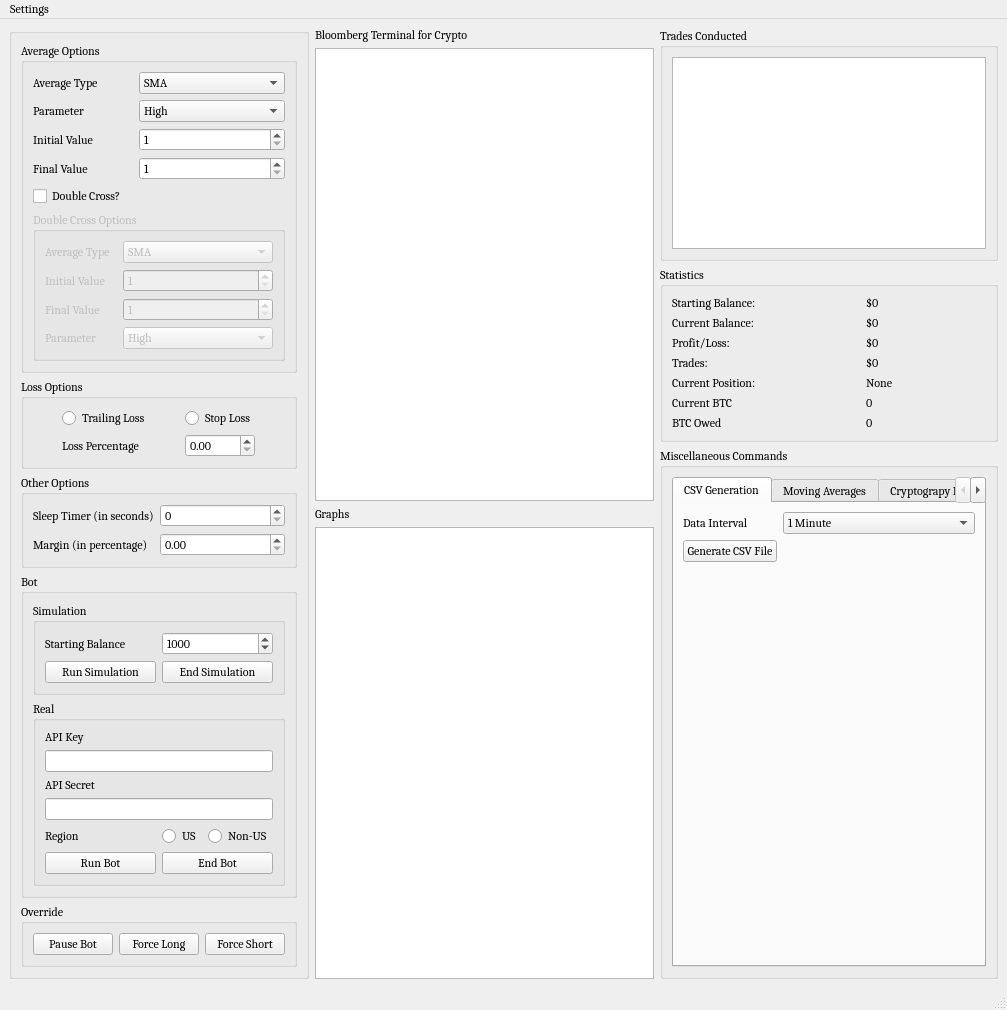
This is nigerianPrince.ui in ZENALC/algobot as Qt 5 draws it before an edit. The edited form follows.
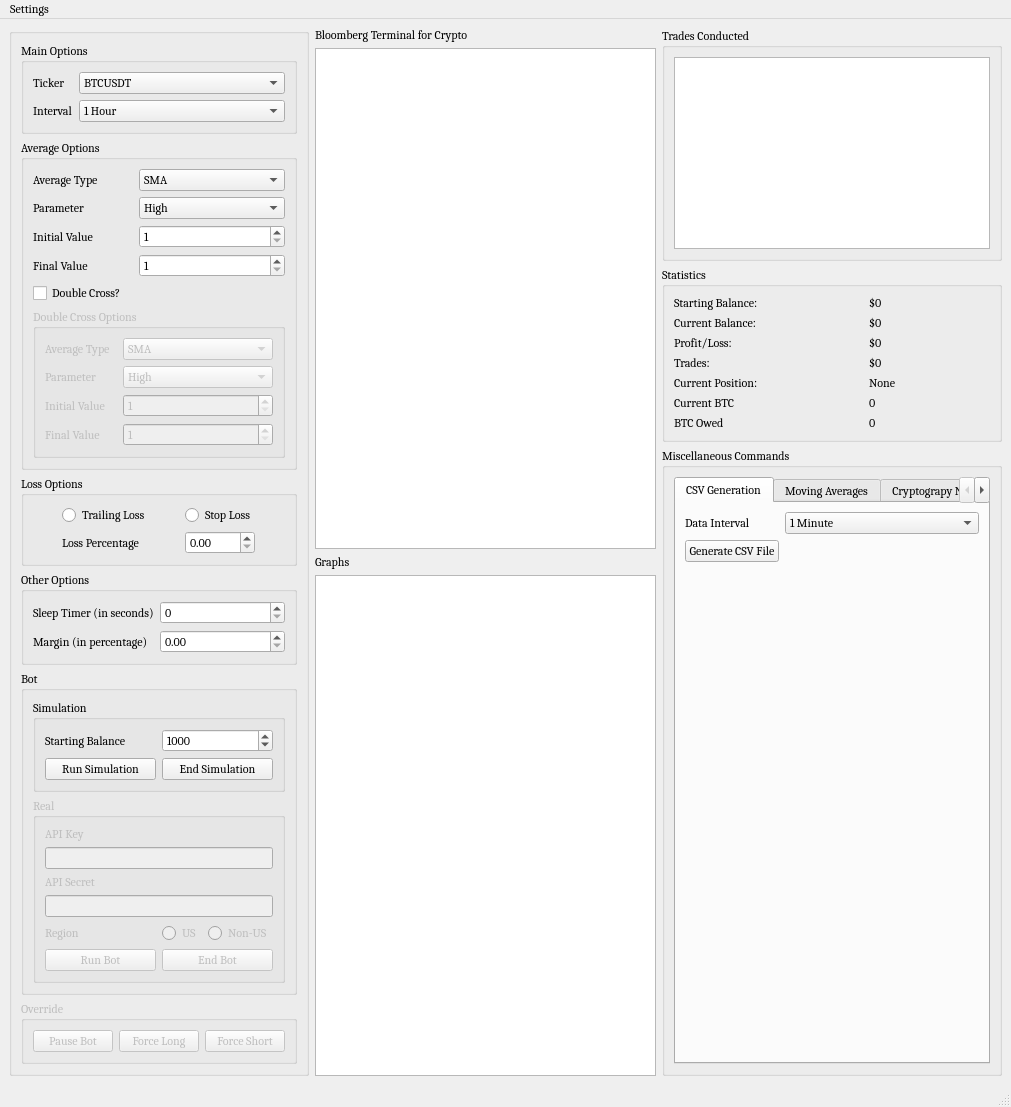
This is the edited form.

```diff
--- a/nigerianPrince.ui
+++ b/nigerianPrince.ui
@@ -6,8 +6,8 @@
    <rect>
     <x>0</x>
     <y>0</y>
-    <width>1007</width>
-    <height>896</height>
+    <width>1011</width>
+    <height>968</height>
    </rect>
   </property>
   <property name="font">
@@ -38,7 +38,7 @@
        <property name="sizeConstraint">
         <enum>QLayout::SetDefaultConstraint</enum>
        </property>
-       <item row="0" column="0">
+       <item row="1" column="0">
         <widget class="QGroupBox" name="averageOptionsGroupBox">
          <property name="sizePolicy">
           <sizepolicy hsizetype="Preferred" vsizetype="Preferred">
@@ -65,20 +65,6 @@
              <string>Double Cross Options</string>
             </property>
             <layout class="QGridLayout" name="gridLayout_3">
-             <item row="3" column="0">
-              <widget class="QLabel" name="doubleFinalValueLabel">
-               <property name="text">
-                <string>Final Value</string>
-               </property>
-              </widget>
-             </item>
-             <item row="4" column="0">
-              <widget class="QLabel" name="doubleParameterLabel">
-               <property name="text">
-                <string>Parameter</string>
-               </property>
-              </widget>
-             </item>
              <item row="0" column="0">
               <widget class="QLabel" name="averageTypeDoubleLabel">
                <property name="text">
@@ -86,39 +72,46 @@
                </property>
               </widget>
              </item>
-             <item row="1" column="0">
+             <item row="4" column="0">
+              <widget class="QLabel" name="doubleFinalValueLabel">
+               <property name="text">
+                <string>Final Value</string>
+               </property>
+              </widget>
+             </item>
+             <item row="2" column="1" colspan="2">
+              <widget class="QSpinBox" name="doubleInitialValueSpinBox">
+               <property name="minimum">
+                <number>1</number>
+               </property>
+               <property name="maximum">
+                <number>500</number>
+               </property>
+              </widget>
+             </item>
+             <item row="4" column="1" colspan="2">
+              <widget class="QSpinBox" name="doubleFinalValueSpinBox">
+               <property name="sizePolicy">
+                <sizepolicy hsizetype="MinimumExpanding" vsizetype="Fixed">
+                 <horstretch>0</horstretch>
+                 <verstretch>0</verstretch>
+                </sizepolicy>
+               </property>
+               <property name="minimum">
+                <number>1</number>
+               </property>
+               <property name="maximum">
+                <number>500</number>
+               </property>
+              </widget>
+             </item>
+             <item row="2" column="0">
               <widget class="QLabel" name="doubleInitialValueLabel">
                <property name="text">
                 <string>Initial Value</string>
                </property>
               </widget>
              </item>
-             <item row="3" column="1" colspan="2">
-              <widget class="QSpinBox" name="doubleFinalValueSpinBox">
-               <property name="sizePolicy">
-                <sizepolicy hsizetype="MinimumExpanding" vsizetype="Fixed">
-                 <horstretch>0</horstretch>
-                 <verstretch>0</verstretch>
-                </sizepolicy>
-               </property>
-               <property name="minimum">
-                <number>1</number>
-               </property>
-               <property name="maximum">
-                <number>500</number>
-               </property>
-              </widget>
-             </item>
-             <item row="1" column="1" colspan="2">
-              <widget class="QSpinBox" name="doubleInitialValueSpinBox">
-               <property name="minimum">
-                <number>1</number>
-               </property>
-               <property name="maximum">
-                <number>500</number>
-               </property>
-              </widget>
-             </item>
              <item row="0" column="1" colspan="2">
               <widget class="QComboBox" name="doubleAverageComboBox">
                <property name="sizePolicy">
@@ -144,7 +137,14 @@
                </item>
               </widget>
              </item>
-             <item row="4" column="1" colspan="2">
+             <item row="1" column="0">
+              <widget class="QLabel" name="doubleParameterLabel">
+               <property name="text">
+                <string>Parameter</string>
+               </property>
+              </widget>
+             </item>
+             <item row="1" column="1" colspan="2">
               <widget class="QComboBox" name="doubleParameterComboBox">
                <item>
                 <property name="text">
@@ -338,69 +338,11 @@
          </layout>
         </widget>
        </item>
-       <item row="1" column="0">
-        <widget class="QGroupBox" name="lossOptionsGroupBox">
-         <property name="sizePolicy">
-          <sizepolicy hsizetype="Preferred" vsizetype="Fixed">
-           <horstretch>0</horstretch>
-           <verstretch>0</verstretch>
-          </sizepolicy>
-         </property>
-         <property name="title">
-          <string>Loss Options</string>
-         </property>
-         <layout class="QGridLayout" name="gridLayout_4">
-          <item row="5" column="1">
-           <widget class="QDoubleSpinBox" name="lossPercentageSpinBox">
-            <property name="toolTip">
-             <string>Loss percentage at which bot exits position</string>
-            </property>
-           </widget>
-          </item>
-          <item row="5" column="0">
-           <widget class="QLabel" name="lossPercentageLabel">
-            <property name="sizePolicy">
-             <sizepolicy hsizetype="Fixed" vsizetype="Preferred">
-              <horstretch>0</horstretch>
-              <verstretch>0</verstretch>
-             </sizepolicy>
-            </property>
-            <property name="text">
-             <string>Loss Percentage</string>
-            </property>
-           </widget>
-          </item>
-          <item row="2" column="1">
-           <widget class="QRadioButton" name="stopLossRadio">
-            <property name="sizePolicy">
-             <sizepolicy hsizetype="Fixed" vsizetype="Fixed">
-              <horstretch>0</horstretch>
-              <verstretch>0</verstretch>
-             </sizepolicy>
-            </property>
-            <property name="text">
-             <string>Stop Loss</string>
-            </property>
-           </widget>
-          </item>
-          <item row="2" column="0">
-           <widget class="QRadioButton" name="trailingLossRadio">
-            <property name="sizePolicy">
-             <sizepolicy hsizetype="Fixed" vsizetype="Fixed">
-              <horstretch>0</horstretch>
-              <verstretch>0</verstretch>
-             </sizepolicy>
-            </property>
-            <property name="text">
-             <string>Trailing Loss</string>
-            </property>
-           </widget>
-          </item>
-         </layout>
-        </widget>
-       </item>
-       <item row="2" column="0">
+       <item row="3" column="0">
         <widget class="QGroupBox" name="otherOptionsBox">
+         <property name="enabled">
+          <bool>true</bool>
+         </property>
          <property name="sizePolicy">
           <sizepolicy hsizetype="Preferred" vsizetype="Fixed">
            <horstretch>0</horstretch>
@@ -472,7 +414,7 @@
          </layout>
         </widget>
        </item>
-       <item row="3" column="0">
+       <item row="4" column="0">
         <widget class="QGroupBox" name="botGroupBox">
          <property name="sizePolicy">
           <sizepolicy hsizetype="MinimumExpanding" vsizetype="Preferred">
@@ -571,6 +513,9 @@
           </item>
           <item>
            <widget class="QGroupBox" name="realBotGroupBox">
+            <property name="enabled">
+             <bool>false</bool>
+            </property>
             <property name="sizePolicy">
              <sizepolicy hsizetype="Preferred" vsizetype="Preferred">
               <horstretch>0</horstretch>
@@ -671,8 +616,72 @@
          </layout>
         </widget>
        </item>
-       <item row="4" column="0">
+       <item row="2" column="0">
+        <widget class="QGroupBox" name="lossOptionsGroupBox">
+         <property name="sizePolicy">
+          <sizepolicy hsizetype="Preferred" vsizetype="Fixed">
+           <horstretch>0</horstretch>
+           <verstretch>0</verstretch>
+          </sizepolicy>
+         </property>
+         <property name="title">
+          <string>Loss Options</string>
+         </property>
+         <layout class="QGridLayout" name="gridLayout_4">
+          <item row="5" column="1">
+           <widget class="QDoubleSpinBox" name="lossPercentageSpinBox">
+            <property name="toolTip">
+             <string>Loss percentage at which bot exits position</string>
+            </property>
+           </widget>
+          </item>
+          <item row="5" column="0">
+           <widget class="QLabel" name="lossPercentageLabel">
+            <property name="sizePolicy">
+             <sizepolicy hsizetype="Fixed" vsizetype="Preferred">
+              <horstretch>0</horstretch>
+              <verstretch>0</verstretch>
+             </sizepolicy>
+            </property>
+            <property name="text">
+             <string>Loss Percentage</string>
+            </property>
+           </widget>
+          </item>
+          <item row="2" column="1">
+           <widget class="QRadioButton" name="stopLossRadio">
+            <property name="sizePolicy">
+             <sizepolicy hsizetype="Fixed" vsizetype="Fixed">
+              <horstretch>0</horstretch>
+              <verstretch>0</verstretch>
+             </sizepolicy>
+            </property>
+            <property name="text">
+             <string>Stop Loss</string>
+            </property>
+           </widget>
+          </item>
+          <item row="2" column="0">
+           <widget class="QRadioButton" name="trailingLossRadio">
+            <property name="sizePolicy">
+             <sizepolicy hsizetype="Fixed" vsizetype="Fixed">
+              <horstretch>0</horstretch>
+              <verstretch>0</verstretch>
+             </sizepolicy>
+            </property>
+            <property name="text">
+             <string>Trailing Loss</string>
+            </property>
+           </widget>
+          </item>
+         </layout>
+        </widget>
+       </item>
+       <item row="5" column="0">
         <widget class="QGroupBox" name="overrideGroupBox">
+         <property name="enabled">
+          <bool>false</bool>
+         </property>
          <property name="sizePolicy">
           <sizepolicy hsizetype="Preferred" vsizetype="Fixed">
            <horstretch>0</horstretch>
@@ -738,6 +747,122 @@
          </layout>
         </widget>
        </item>
+       <item row="0" column="0">
+        <widget class="QGroupBox" name="mainOptionsGroupBox">
+         <property name="title">
+          <string>Main Options</string>
+         </property>
+         <layout class="QGridLayout" name="gridLayout_13">
+          <item row="0" column="0">
+           <widget class="QLabel" name="tickerLabel">
+            <property name="sizePolicy">
+             <sizepolicy hsizetype="Fixed" vsizetype="Preferred">
+              <horstretch>0</horstretch>
+              <verstretch>0</verstretch>
+             </sizepolicy>
+            </property>
+            <property name="text">
+             <string>Ticker</string>
+            </property>
+           </widget>
+          </item>
+          <item row="1" column="0">
+           <widget class="QLabel" name="intervalLabel">
+            <property name="sizePolicy">
+             <sizepolicy hsizetype="Fixed" vsizetype="Preferred">
+              <horstretch>0</horstretch>
+              <verstretch>0</verstretch>
+             </sizepolicy>
+            </property>
+            <property name="text">
+             <string>Interval</string>
+            </property>
+           </widget>
+          </item>
+          <item row="1" column="2">
+           <widget class="QComboBox" name="intervalComboBox">
+            <property name="currentText">
+             <string>1 Hour</string>
+            </property>
+            <item>
+             <property name="text">
+              <string>1 Hour</string>
+             </property>
+            </item>
+            <item>
+             <property name="text">
+              <string>2 Hours</string>
+             </property>
+            </item>
+            <item>
+             <property name="text">
+              <string>4 Hours</string>
+             </property>
+            </item>
+            <item>
+             <property name="text">
+              <string>6 Hours</string>
+             </property>
+            </item>
+            <item>
+             <property name="text">
+              <string>8 Hours</string>
+             </property>
+            </item>
+            <item>
+             <property name="text">
+              <string>12 Hour</string>
+             </property>
+            </item>
+            <item>
+             <property name="text">
+              <string>1 Day</string>
+             </property>
+            </item>
+            <item>
+             <property name="text">
+              <string>3 Days</string>
+             </property>
+            </item>
+            <item>
+             <property name="text">
+              <string>1 Minute</string>
+             </property>
+            </item>
+            <item>
+             <property name="text">
+              <string>3 Minutes</string>
+             </property>
+            </item>
+            <item>
+             <property name="text">
+              <string>5 Minutes</string>
+             </property>
+            </item>
+            <item>
+             <property name="text">
+              <string>15 Minutes</string>
+             </property>
+            </item>
+            <item>
+             <property name="text">
+              <string>30 Minutes</string>
+             </property>
+            </item>
+           </widget>
+          </item>
+          <item row="0" column="2">
+           <widget class="QComboBox" name="tickerComboBox">
+            <item>
+             <property name="text">
+              <string>BTCUSDT</string>
+             </property>
+            </item>
+           </widget>
+          </item>
+         </layout>
+        </widget>
+       </item>
       </layout>
      </widget>
     </item>
@@ -1288,7 +1413,7 @@
     <rect>
      <x>0</x>
      <y>0</y>
-     <width>1007</width>
+     <width>1011</width>
      <height>21</height>
     </rect>
    </property>
```
Left out of the diff: 128 changed lines with no effect on the pictures.
